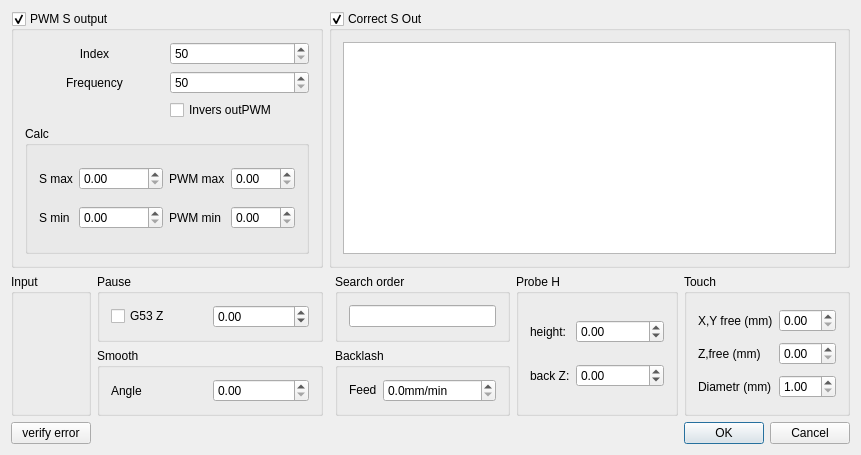
First picture: the form in wlproj/wlmill/wleditmillwidget.ui, repository wldevru/src, before the edit.
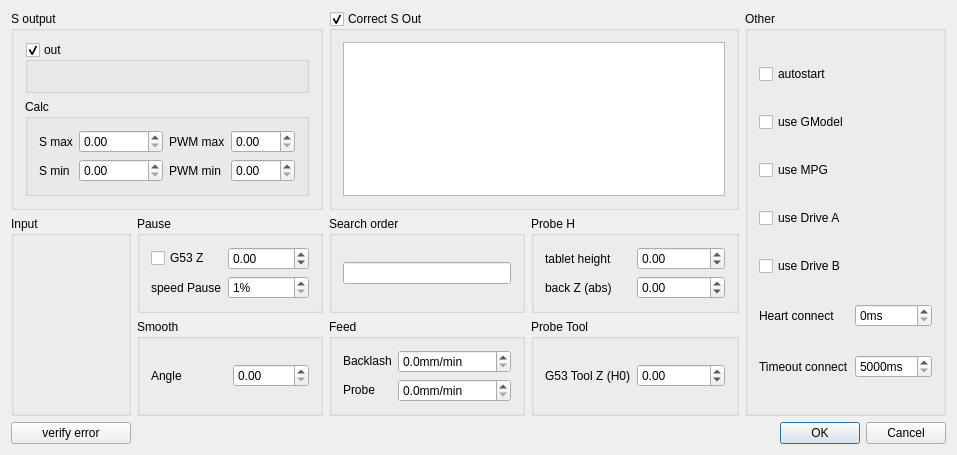
Second picture: the form after the edit. Custom widgets are drawn as their Qt base class.

Diff of the .ui file:
```diff
--- a/wlproj/wlmill/wleditmillwidget.ui
+++ b/wlproj/wlmill/wleditmillwidget.ui
@@ -6,126 +6,48 @@
    <rect>
     <x>0</x>
     <y>0</y>
-    <width>773</width>
+    <width>868</width>
     <height>455</height>
    </rect>
   </property>
   <property name="windowTitle">
    <string>Edit WLMill</string>
   </property>
-  <layout class="QGridLayout" name="gridLayout_8">
-   <item row="2" column="6">
-    <widget class="QGroupBox" name="groupBox">
-     <property name="sizePolicy">
-      <sizepolicy hsizetype="Minimum" vsizetype="Preferred">
-       <horstretch>0</horstretch>
-       <verstretch>0</verstretch>
-      </sizepolicy>
-     </property>
+  <layout class="QGridLayout" name="gridLayout_11">
+   <item row="0" column="2" rowspan="2" colspan="2">
+    <widget class="QGroupBox" name="gbCorrectSOut">
      <property name="title">
-      <string>Backlash</string>
+      <string>Correct S Out</string>
      </property>
-     <layout class="QGridLayout" name="gridLayout_6">
-      <item row="0" column="2">
-       <widget class="QDoubleSpinBox" name="sbFbls">
-        <property name="sizePolicy">
-         <sizepolicy hsizetype="Preferred" vsizetype="Preferred">
-          <horstretch>0</horstretch>
-          <verstretch>0</verstretch>
-         </sizepolicy>
-        </property>
-        <property name="minimumSize">
-         <size>
-          <width>70</width>
-          <height>0</height>
-         </size>
-        </property>
-        <property name="suffix">
-         <string>mm/min</string>
-        </property>
-        <property name="decimals">
-         <number>1</number>
-        </property>
-        <property name="minimum">
-         <double>0.000000000000000</double>
-        </property>
-        <property name="maximum">
-         <double>60000.000000000000000</double>
-        </property>
-       </widget>
-      </item>
+     <property name="checkable">
+      <bool>true</bool>
+     </property>
+     <layout class="QGridLayout" name="gridLayout_10">
       <item row="0" column="0">
-       <widget class="QLabel" name="label_10">
-        <property name="sizePolicy">
-         <sizepolicy hsizetype="Preferred" vsizetype="Maximum">
-          <horstretch>0</horstretch>
-          <verstretch>0</verstretch>
-         </sizepolicy>
-        </property>
-        <property name="text">
-         <string>Feed</string>
-        </property>
-       </widget>
+       <widget class="QTableWidget" name="twCorrectS"/>
       </item>
      </layout>
     </widget>
    </item>
-   <item row="1" column="7" rowspan="2">
-    <widget class="QGroupBox" name="groupBox_7">
+   <item row="2" column="0" rowspan="2">
+    <widget class="QGroupBox" name="groupBox_4">
      <property name="title">
-      <string>Probe H</string>
+      <string>Input</string>
      </property>
-     <layout class="QGridLayout" name="gridLayout_9">
+     <layout class="QGridLayout" name="gridLayout_4">
+      <item row="0" column="0">
+       <widget class="WLEditIOWidget" name="editInEMG" native="true"/>
+      </item>
+      <item row="2" column="0">
+       <widget class="WLEditIOWidget" name="editInProbe" native="true"/>
+      </item>
       <item row="1" column="0">
-       <widget class="QLabel" name="label_18">
-        <property name="toolTip">
-         <string>height from bottom of sensor</string>
-        </property>
-        <property name="text">
-         <string>back Z:</string>
-        </property>
-       </widget>
-      </item>
-      <item row="0" column="1">
-       <widget class="QDoubleSpinBox" name="sbTabletHProbe">
-        <property name="decimals">
-         <number>2</number>
-        </property>
-        <property name="minimum">
-         <double>-9999999.000000000000000</double>
-        </property>
-        <property name="maximum">
-         <double>9999999.000000000000000</double>
-        </property>
-       </widget>
-      </item>
-      <item row="1" column="1">
-       <widget class="QDoubleSpinBox" name="sbBackZHProbe">
-        <property name="decimals">
-         <number>2</number>
-        </property>
-        <property name="minimum">
-         <double>-9999999.000000000000000</double>
-        </property>
-        <property name="maximum">
-         <double>9999999.000000000000000</double>
-        </property>
-       </widget>
-      </item>
-      <item row="0" column="0">
-       <widget class="QLabel" name="label_17">
-        <property name="toolTip">
-         <string>height sensor</string>
-        </property>
-        <property name="text">
-         <string>height:</string>
-        </property>
-       </widget>
+       <widget class="WLEditIOWidget" name="editInSD" native="true"/>
       </item>
      </layout>
     </widget>
    </item>
-   <item row="1" column="2" colspan="3">
+   <item row="2" column="1">
     <widget class="QGroupBox" name="groupBox_6">
      <property name="sizePolicy">
       <sizepolicy hsizetype="Minimum" vsizetype="Preferred">
@@ -137,13 +59,6 @@
       <string>Pause</string>
      </property>
      <layout class="QGridLayout" name="gridLayout_12">
-      <item row="0" column="0">
-       <widget class="QCheckBox" name="cbHPause">
-        <property name="text">
-         <string>G53 Z</string>
-        </property>
-       </widget>
-      </item>
       <item row="0" column="1">
        <widget class="QDoubleSpinBox" name="sbHPause">
         <property name="toolTip">
@@ -160,48 +75,201 @@
         </property>
        </widget>
       </item>
+      <item row="0" column="0">
+       <widget class="QCheckBox" name="cbHPause">
+        <property name="text">
+         <string>G53 Z</string>
+        </property>
+       </widget>
+      </item>
+      <item row="1" column="0">
+       <widget class="QLabel" name="label_5">
+        <property name="text">
+         <string>speed Pause</string>
+        </property>
+       </widget>
+      </item>
+      <item row="1" column="1">
+       <widget class="QSpinBox" name="sbPerFpause">
+        <property name="enabled">
+         <bool>true</bool>
+        </property>
+        <property name="suffix">
+         <string notr="true">%</string>
+        </property>
+        <property name="minimum">
+         <number>1</number>
+        </property>
+        <property name="maximum">
+         <number>100</number>
+        </property>
+        <property name="singleStep">
+         <number>1</number>
+        </property>
+       </widget>
+      </item>
      </layout>
     </widget>
    </item>
-   <item row="0" column="5" colspan="4">
-    <widget class="QGroupBox" name="gbCorrectSOut">
+   <item row="2" column="2">
+    <widget class="QGroupBox" name="groupBox_5">
      <property name="title">
-      <string>Correct S Out</string>
+      <string>Search order</string>
      </property>
-     <property name="checkable">
-      <bool>true</bool>
-     </property>
-     <layout class="QGridLayout" name="gridLayout_10">
+     <layout class="QGridLayout" name="gridLayout_5">
       <item row="0" column="0">
-       <widget class="QTableWidget" name="twCorrectS"/>
+       <widget class="QLineEdit" name="leStrFindDrivePos"/>
       </item>
      </layout>
     </widget>
    </item>
    <item row="3" column="1">
+    <widget class="QGroupBox" name="groupBox_3">
+     <property name="title">
+      <string>Smooth</string>
+     </property>
+     <layout class="QGridLayout" name="gridLayout_2">
+      <item row="0" column="0">
+       <widget class="QLabel" name="label_6">
+        <property name="text">
+         <string>Angle</string>
+        </property>
+       </widget>
+      </item>
+      <item row="0" column="1">
+       <widget class="QDoubleSpinBox" name="sbSmoothAng">
+        <property name="maximum">
+         <double>30.000000000000000</double>
+        </property>
+       </widget>
+      </item>
+     </layout>
+    </widget>
+   </item>
+   <item row="3" column="2">
+    <widget class="QGroupBox" name="groupBox">
+     <property name="sizePolicy">
+      <sizepolicy hsizetype="Minimum" vsizetype="Preferred">
+       <horstretch>0</horstretch>
+       <verstretch>0</verstretch>
+      </sizepolicy>
+     </property>
+     <property name="title">
+      <string>Feed</string>
+     </property>
+     <layout class="QGridLayout" name="gridLayout_6">
+      <item row="0" column="0">
+       <widget class="QLabel" name="label_10">
+        <property name="sizePolicy">
+         <sizepolicy hsizetype="Preferred" vsizetype="Maximum">
+          <horstretch>0</horstretch>
+          <verstretch>0</verstretch>
+         </sizepolicy>
+        </property>
+        <property name="text">
+         <string>Backlash</string>
+        </property>
+       </widget>
+      </item>
+      <item row="0" column="2">
+       <widget class="QDoubleSpinBox" name="sbFbls">
+        <property name="sizePolicy">
+         <sizepolicy hsizetype="Preferred" vsizetype="Preferred">
+          <horstretch>0</horstretch>
+          <verstretch>0</verstretch>
+         </sizepolicy>
+        </property>
+        <property name="minimumSize">
+         <size>
+          <width>70</width>
+          <height>0</height>
+         </size>
+        </property>
+        <property name="suffix">
+         <string>mm/min</string>
+        </property>
+        <property name="decimals">
+         <number>1</number>
+        </property>
+        <property name="minimum">
+         <double>0.000000000000000</double>
+        </property>
+        <property name="maximum">
+         <double>60000.000000000000000</double>
+        </property>
+       </widget>
+      </item>
+      <item row="1" column="0">
+       <widget class="QLabel" name="label_11">
+        <property name="sizePolicy">
+         <sizepolicy hsizetype="Preferred" vsizetype="Maximum">
+          <horstretch>0</horstretch>
+          <verstretch>0</verstretch>
+         </sizepolicy>
+        </property>
+        <property name="text">
+         <string>Probe</string>
+        </property>
+       </widget>
+      </item>
+      <item row="1" column="2">
+       <widget class="QDoubleSpinBox" name="sbFprobe">
+        <property name="sizePolicy">
+         <sizepolicy hsizetype="Preferred" vsizetype="Preferred">
+          <horstretch>0</horstretch>
+          <verstretch>0</verstretch>
+         </sizepolicy>
+        </property>
+        <property name="minimumSize">
+         <size>
+          <width>70</width>
+          <height>0</height>
+         </size>
+        </property>
+        <property name="suffix">
+         <string>mm/min</string>
+        </property>
+        <property name="decimals">
+         <number>1</number>
+        </property>
+        <property name="minimum">
+         <double>0.000000000000000</double>
+        </property>
+        <property name="maximum">
+         <double>60000.000000000000000</double>
+        </property>
+       </widget>
+      </item>
+     </layout>
+    </widget>
+   </item>
+   <item row="4" column="0">
     <widget class="QPushButton" name="pbVerError">
      <property name="text">
       <string>verify error</string>
      </property>
     </widget>
    </item>
-   <item row="3" column="8">
+   <item row="4" column="4">
     <widget class="QDialogButtonBox" name="buttonBox">
      <property name="standardButtons">
       <set>QDialogButtonBox::Cancel|QDialogButtonBox::Ok</set>
      </property>
     </widget>
    </item>
-   <item row="0" column="1" colspan="4">
+   <item row="0" column="0" rowspan="2" colspan="2">
     <widget class="QGroupBox" name="gbPWMOut">
      <property name="title">
-      <string>PWM S output</string>
+      <string>S output</string>
      </property>
      <property name="checkable">
-      <bool>true</bool>
+      <bool>false</bool>
+     </property>
+     <property name="checked">
+      <bool>false</bool>
      </property>
      <layout class="QGridLayout" name="gridLayout_3">
-      <item row="3" column="1" colspan="2">
+      <item row="1" column="1" colspan="2">
        <widget class="QGroupBox" name="groupBox_2">
         <property name="title">
          <string>Calc</string>
@@ -266,181 +334,207 @@
         </layout>
        </widget>
       </item>
-      <item row="2" column="2">
-       <widget class="QCheckBox" name="cbInvPWM">
-        <property name="text">
-         <string>Invers outPWM</string>
+      <item row="0" column="1" colspan="2">
+       <widget class="QGroupBox" name="gbSOut">
+        <property name="title">
+         <string>out</string>
         </property>
+        <property name="checkable">
+         <bool>true</bool>
+        </property>
+        <layout class="QGridLayout" name="gridLayout_8">
+         <item row="0" column="0">
+          <widget class="WLEditIOWidget" name="editOutSPWM" native="true"/>
+         </item>
+         <item row="1" column="0">
+          <widget class="WLEditIOWidget" name="editOutSAOUT" native="true"/>
+         </item>
+        </layout>
        </widget>
       </item>
-      <item row="1" column="1">
-       <widget class="QLabel" name="label_5">
+     </layout>
+    </widget>
+   </item>
+   <item row="0" column="4" rowspan="4">
+    <widget class="QGroupBox" name="groupBox_9">
+     <property name="title">
+      <string>Other</string>
+     </property>
+     <layout class="QGridLayout" name="gridLayout_7">
+      <item row="0" column="0">
+       <widget class="QCheckBox" name="cbAutoStart">
         <property name="text">
-         <string>Frequency</string>
+         <string>autostart</string>
         </property>
-        <property name="alignment">
-         <set>Qt::AlignCenter</set>
-        </property>
        </widget>
       </item>
-      <item row="1" column="2">
-       <widget class="QSpinBox" name="sbFreqPWM">
-        <property name="minimum">
-         <number>50</number>
-        </property>
-        <property name="maximum">
-         <number>15000</number>
-        </property>
-       </widget>
-      </item>
-      <item row="0" column="2">
-       <widget class="QSpinBox" name="sbIndexOutPWM">
-        <property name="minimum">
-         <number>50</number>
-        </property>
-        <property name="maximum">
-         <number>15000</number>
-        </property>
-       </widget>
-      </item>
-      <item row="0" column="1">
+      <item row="8" column="0">
        <widget class="QLabel" name="label_7">
+        <property name="text">
+         <string>Heart connect</string>
+        </property>
+       </widget>
+      </item>
+      <item row="2" column="0">
+       <widget class="QCheckBox" name="cbUseMPG">
+        <property name="text">
+         <string>use MPG</string>
+        </property>
+       </widget>
+      </item>
+      <item row="4" column="0">
+       <widget class="QCheckBox" name="cbUseDriveA">
+        <property name="text">
+         <string>use Drive A</string>
+        </property>
+       </widget>
+      </item>
+      <item row="9" column="0">
+       <widget class="QLabel" name="label_8">
+        <property name="text">
+         <string>Timeout connect</string>
+        </property>
+       </widget>
+      </item>
+      <item row="9" column="1">
+       <widget class="QSpinBox" name="sbTimeoutMs">
+        <property name="enabled">
+         <bool>true</bool>
+        </property>
+        <property name="suffix">
+         <string>ms</string>
+        </property>
+        <property name="minimum">
+         <number>5000</number>
+        </property>
+        <property name="maximum">
+         <number>15000</number>
+        </property>
+        <property name="singleStep">
+         <number>1</number>
+        </property>
+       </widget>
+      </item>
+      <item row="5" column="0">
+       <widget class="QCheckBox" name="cbUseDriveB">
+        <property name="text">
+         <string>use Drive B</string>
+        </property>
+       </widget>
+      </item>
+      <item row="8" column="1">
+       <widget class="QSpinBox" name="sbHeartMs">
+        <property name="enabled">
+         <bool>true</bool>
+        </property>
+        <property name="suffix">
+         <string>ms</string>
+        </property>
+        <property name="maximum">
+         <number>5000</number>
+        </property>
+        <property name="singleStep">
+         <number>1</number>
+        </property>
+       </widget>
+      </item>
+      <item row="1" column="0">
+       <widget class="QCheckBox" name="cbUseGModel">
+        <property name="text">
+         <string>use GModel</string>
+        </property>
+       </widget>
+      </item>
+     </layout>
+    </widget>
+   </item>
+   <item row="2" column="3">
+    <widget class="QGroupBox" name="groupBox_7">
+     <property name="title">
+      <string>Probe H</string>
+     </property>
+     <layout class="QGridLayout" name="gridLayout_9">
+      <item row="0" column="1">
+       <widget class="QDoubleSpinBox" name="sbTabletHProbe">
+        <property name="decimals">
+         <number>2</number>
+        </property>
+        <property name="minimum">
+         <double>-9999999.000000000000000</double>
+        </property>
+        <property name="maximum">
+         <double>9999999.000000000000000</double>
+        </property>
+       </widget>
+      </item>
+      <item row="0" column="0">
+       <widget class="QLabel" name="label_17">
         <property name="toolTip">
-         <string>PWM OUT controler</string>
+         <string>height sensor</string>
         </property>
         <property name="text">
-         <string>Index</string>
+         <string>tablet height</string>
         </property>
-        <property name="alignment">
-         <set>Qt::AlignCenter</set>
+       </widget>
+      </item>
+      <item row="1" column="1">
+       <widget class="QDoubleSpinBox" name="sbBackZHProbe">
+        <property name="decimals">
+         <number>2</number>
         </property>
+        <property name="minimum">
+         <double>-9999999.000000000000000</double>
+        </property>
+        <property name="maximum">
+         <double>9999999.000000000000000</double>
+        </property>
        </widget>
       </item>
+      <item row="1" column="0">
+       <widget class="QLabel" name="label_18">
+        <property name="toolTip">
+         <string>height from bottom of sensor</string>
+        </property>
+        <property name="text">
+         <string>back Z (abs)</string>
+        </property>
+       </widget>
+      </item>
      </layout>
     </widget>
    </item>
-   <item row="1" column="8" rowspan="2">
+   <item row="3" column="3">
     <widget class="QGroupBox" name="groupBox_8">
      <property name="title">
-      <string>Touch</string>
+      <string>Probe Tool</string>
      </property>
      <layout class="QGridLayout" name="gridLayout_13">
-      <item row="1" column="0">
-       <widget class="QLabel" name="label_21">
-        <property name="text">
-         <string>Z,free (mm)</string>
-        </property>
-       </widget>
-      </item>
-      <item row="0" column="1">
-       <widget class="QDoubleSpinBox" name="sbXYFreeTouch">
-        <property name="decimals">
-         <number>2</number>
-        </property>
-        <property name="minimum">
-         <double>0.000000000000000</double>
-        </property>
-        <property name="maximum">
-         <double>15.000000000000000</double>
-        </property>
-       </widget>
-      </item>
       <item row="0" column="0">
-       <widget class="QLabel" name="label_20">
-        <property name="text">
-         <string>X,Y free (mm)</string>
+       <widget class="QLabel" name="label_19">
+        <property name="toolTip">
+         <string>height from bottom of sensor</string>
         </property>
-       </widget>
-      </item>
-      <item row="1" column="1">
-       <widget class="QDoubleSpinBox" name="sbZFreeTouch">
-        <property name="decimals">
-         <number>2</number>
-        </property>
-        <property name="minimum">
-         <double>0.000000000000000</double>
-        </property>
-        <property name="maximum">
-         <double>15.000000000000000</double>
-        </property>
-       </widget>
-      </item>
-      <item row="2" column="0">
-       <widget class="QLabel" name="label_22">
         <property name="text">
-         <string>Diametr (mm)</string>
+         <string>G53 Tool Z (H0)</string>
         </property>
        </widget>
       </item>
-      <item row="2" column="1">
-       <widget class="QDoubleSpinBox" name="sbDiametrTouch">
+      <item row="0" column="1">
+       <widget class="QDoubleSpinBox" name="sbZH0ToolProbe">
         <property name="decimals">
          <number>2</number>
         </property>
         <property name="minimum">
-         <double>1.000000000000000</double>
+         <double>-9999999.000000000000000</double>
         </property>
         <property name="maximum">
-         <double>50.000000000000000</double>
+         <double>9999999.000000000000000</double>
         </property>
        </widget>
       </item>
      </layout>
     </widget>
    </item>
-   <item row="2" column="2" colspan="3">
-    <widget class="QGroupBox" name="groupBox_3">
-     <property name="title">
-      <string>Smooth</string>
-     </property>
-     <layout class="QGridLayout" name="gridLayout_2">
-      <item row="0" column="0">
-       <widget class="QLabel" name="label_6">
-        <property name="text">
-         <string>Angle</string>
-        </property>
-       </widget>
-      </item>
-      <item row="0" column="1">
-       <widget class="QDoubleSpinBox" name="sbSmoothAng">
-        <property name="maximum">
-         <double>30.000000000000000</double>
-        </property>
-       </widget>
-      </item>
-     </layout>
-    </widget>
-   </item>
-   <item row="1" column="6">
-    <widget class="QGroupBox" name="groupBox_5">
-     <property name="title">
-      <string>Search order</string>
-     </property>
-     <layout class="QGridLayout" name="gridLayout_5">
-      <item row="0" column="0">
-       <widget class="QLineEdit" name="leStrFindDrivePos"/>
-      </item>
-     </layout>
-    </widget>
-   </item>
-   <item row="1" column="1" rowspan="2">
-    <widget class="QGroupBox" name="groupBox_4">
-     <property name="title">
-      <string>Input</string>
-     </property>
-     <layout class="QGridLayout" name="gridLayout_4">
-      <item row="0" column="0">
-       <widget class="WLEditIOWidget" name="editInEMG" native="true"/>
-      </item>
-      <item row="2" column="0">
-       <widget class="WLEditIOWidget" name="editInProbe" native="true"/>
-      </item>
-      <item row="1" column="0">
-       <widget class="WLEditIOWidget" name="editInSD" native="true"/>
-      </item>
-     </layout>
-    </widget>
-   </item>
   </layout>
  </widget>
  <layoutdefault spacing="6" margin="11"/>
```
Left out of the diff: 2 changed lines with no effect on the pictures.
